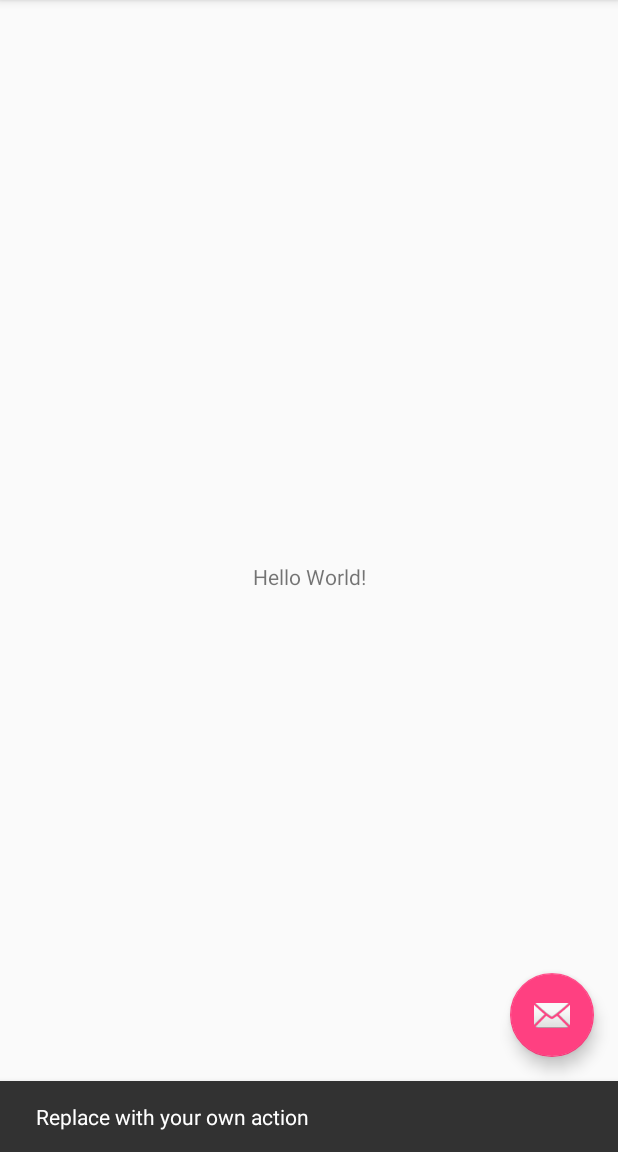
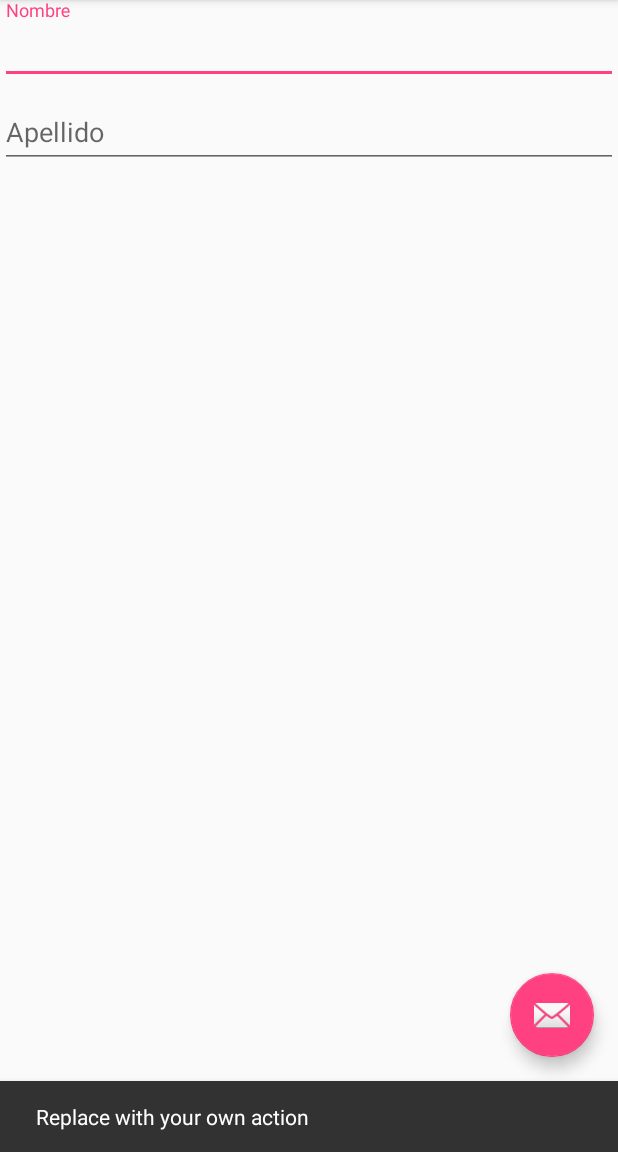
Before and after one commit to AndersonCastellon/ProyectosBeta, an Android app: the screen it shows after launch (MainActivity), after a tap on an icon or button, on a phone screen of 412 x 824 dp, the part 84-1236 px from its top. Run offline under Robolectric (Android 15) with nearby library versions, the phone set to English and light mode, and no system bars.

Commit message:
TextInputLayout

```diff
--- a/app/src/main/res/layout/content_main.xml
+++ b/app/src/main/res/layout/content_main.xml
@@ -1,20 +1,33 @@
 <?xml version="1.0" encoding="utf-8"?>
-<android.support.constraint.ConstraintLayout xmlns:android="http://schemas.android.com/apk/res/android"
+<LinearLayout xmlns:android="http://schemas.android.com/apk/res/android"
     xmlns:app="http://schemas.android.com/apk/res-auto"
     xmlns:tools="http://schemas.android.com/tools"
     android:layout_width="match_parent"
     android:layout_height="match_parent"
+    android:orientation="vertical"
     app:layout_behavior="@string/appbar_scrolling_view_behavior"
     tools:context="com.andersoncastellon.vistasavanzadas.MainActivity"
     tools:showIn="@layout/activity_main">
 
-    <TextView
-        android:layout_width="wrap_content"
-        android:layout_height="wrap_content"
-        android:text="Hello World!"
-        app:layout_constraintBottom_toBottomOf="parent"
-        app:layout_constraintLeft_toLeftOf="parent"
-        app:layout_constraintRight_toRightOf="parent"
-        app:layout_constraintTop_toTopOf="parent" />
+    <android.support.design.widget.TextInputLayout
+        android:layout_width="match_parent"
+        android:layout_height="wrap_content">
 
-</android.support.constraint.ConstraintLayout>
+        <EditText
+            android:layout_width="match_parent"
+            android:layout_height="wrap_content"
+            android:hint="Nombre"/>
+    </android.support.design.widget.TextInputLayout>
+
+    <android.support.design.widget.TextInputLayout
+        android:layout_width="match_parent"
+        android:layout_height="wrap_content">
+
+        <EditText
+            android:layout_width="match_parent"
+            android:layout_height="wrap_content"
+            android:hint="Apellido"/>
+
+    </android.support.design.widget.TextInputLayout>
+
+</LinearLayout>
--- a/build.gradle
+++ b/build.gradle
@@ -7,7 +7,7 @@ buildscript {
         jcenter()
     }
     dependencies {
-        classpath 'com.android.tools.build:gradle:3.0.0-beta5'
+        classpath 'com.android.tools.build:gradle:3.0.0-beta6'
 
 
         // NOTE: Do not place your application dependencies here; they belong
```
